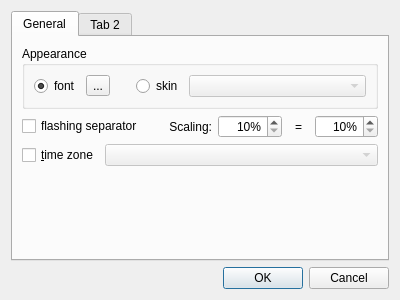
Above: src/app/settings_dialog.ui from Kolcha/DigitalClockNext before the change. Below: the same form after it.
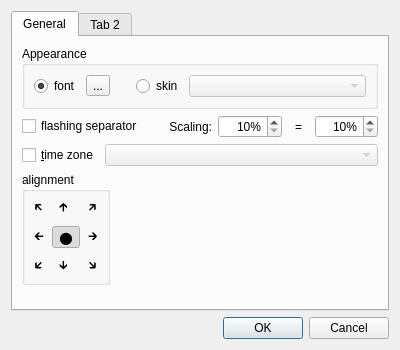
That is the form after the change.

Commit message: window alignment support

Diff of the .ui file:
```diff
--- a/src/app/settings_dialog.ui
+++ b/src/app/settings_dialog.ui
@@ -7,7 +7,7 @@
     <x>0</x>
     <y>0</y>
     <width>400</width>
-    <height>300</height>
+    <height>350</height>
    </rect>
   </property>
   <property name="windowTitle">
@@ -185,6 +185,167 @@
          </item>
         </layout>
        </item>
+       <item>
+        <layout class="QHBoxLayout" name="horizontalLayout_2">
+         <item>
+          <widget class="QGroupBox" name="alignment_group">
+           <property name="title">
+            <string>alignment</string>
+           </property>
+           <layout class="QGridLayout" name="alignment_layout">
+            <property name="leftMargin">
+             <number>2</number>
+            </property>
+            <property name="topMargin">
+             <number>2</number>
+            </property>
+            <property name="rightMargin">
+             <number>2</number>
+            </property>
+            <property name="bottomMargin">
+             <number>2</number>
+            </property>
+            <property name="spacing">
+             <number>1</number>
+            </property>
+            <item row="0" column="0">
+             <widget class="QToolButton" name="align_tl_btn">
+              <property name="text">
+               <string notr="true">🡴</string>
+              </property>
+              <property name="checkable">
+               <bool>true</bool>
+              </property>
+              <property name="autoRaise">
+               <bool>true</bool>
+              </property>
+             </widget>
+            </item>
+            <item row="0" column="1">
+             <widget class="QToolButton" name="align_tc_btn">
+              <property name="text">
+               <string notr="true">🡱</string>
+              </property>
+              <property name="checkable">
+               <bool>true</bool>
+              </property>
+              <property name="autoRaise">
+               <bool>true</bool>
+              </property>
+             </widget>
+            </item>
+            <item row="0" column="2">
+             <widget class="QToolButton" name="align_tr_btn">
+              <property name="text">
+               <string notr="true">🡵</string>
+              </property>
+              <property name="checkable">
+               <bool>true</bool>
+              </property>
+              <property name="autoRaise">
+               <bool>true</bool>
+              </property>
+             </widget>
+            </item>
+            <item row="1" column="0">
+             <widget class="QToolButton" name="align_cl_btn">
+              <property name="text">
+               <string notr="true">🡰</string>
+              </property>
+              <property name="checkable">
+               <bool>true</bool>
+              </property>
+              <property name="autoRaise">
+               <bool>true</bool>
+              </property>
+             </widget>
+            </item>
+            <item row="1" column="1">
+             <widget class="QToolButton" name="align_cc_btn">
+              <property name="text">
+               <string notr="true">⬤</string>
+              </property>
+              <property name="checkable">
+               <bool>true</bool>
+              </property>
+              <property name="checked">
+               <bool>true</bool>
+              </property>
+              <property name="autoRaise">
+               <bool>true</bool>
+              </property>
+             </widget>
+            </item>
+            <item row="1" column="2">
+             <widget class="QToolButton" name="align_cr_btn">
+              <property name="text">
+               <string notr="true">🡲</string>
+              </property>
+              <property name="checkable">
+               <bool>true</bool>
+              </property>
+              <property name="autoRaise">
+               <bool>true</bool>
+              </property>
+             </widget>
+            </item>
+            <item row="2" column="0">
+             <widget class="QToolButton" name="align_bl_btn">
+              <property name="text">
+               <string notr="true">🡷</string>
+              </property>
+              <property name="checkable">
+               <bool>true</bool>
+              </property>
+              <property name="autoRaise">
+               <bool>true</bool>
+              </property>
+             </widget>
+            </item>
+            <item row="2" column="1">
+             <widget class="QToolButton" name="align_bc_btn">
+              <property name="text">
+               <string notr="true">🡳</string>
+              </property>
+              <property name="checkable">
+               <bool>true</bool>
+              </property>
+              <property name="autoRaise">
+               <bool>true</bool>
+              </property>
+             </widget>
+            </item>
+            <item row="2" column="2">
+             <widget class="QToolButton" name="align_br_btn">
+              <property name="text">
+               <string notr="true">🡶</string>
+              </property>
+              <property name="checkable">
+               <bool>true</bool>
+              </property>
+              <property name="autoRaise">
+               <bool>true</bool>
+              </property>
+             </widget>
+            </item>
+           </layout>
+          </widget>
+         </item>
+         <item>
+          <spacer name="horizontalSpacer">
+           <property name="orientation">
+            <enum>Qt::Horizontal</enum>
+           </property>
+           <property name="sizeHint" stdset="0">
+            <size>
+             <width>40</width>
+             <height>20</height>
+            </size>
+           </property>
+          </spacer>
+         </item>
+        </layout>
+       </item>
        <item>
         <spacer name="verticalSpacer">
          <property name="orientation">
@@ -193,7 +354,7 @@
          <property name="sizeHint" stdset="0">
           <size>
            <width>20</width>
-           <height>102</height>
+           <height>6</height>
           </size>
          </property>
         </spacer>
```
Left out of the diff: 2 changed lines with no effect on the pictures. The commit also changes 11 other files.
